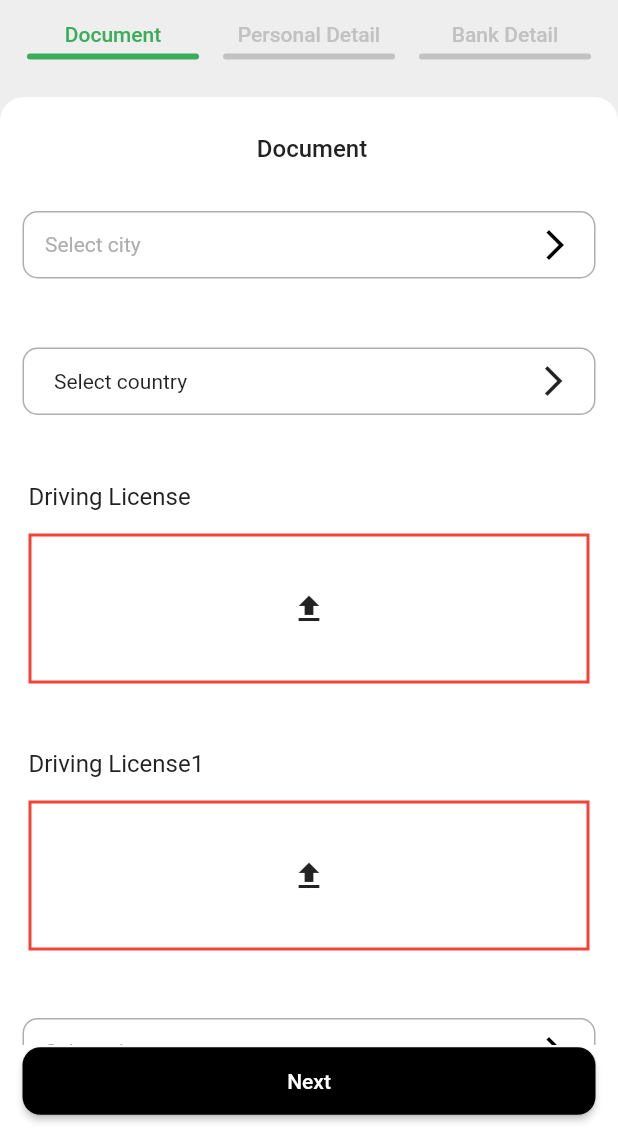
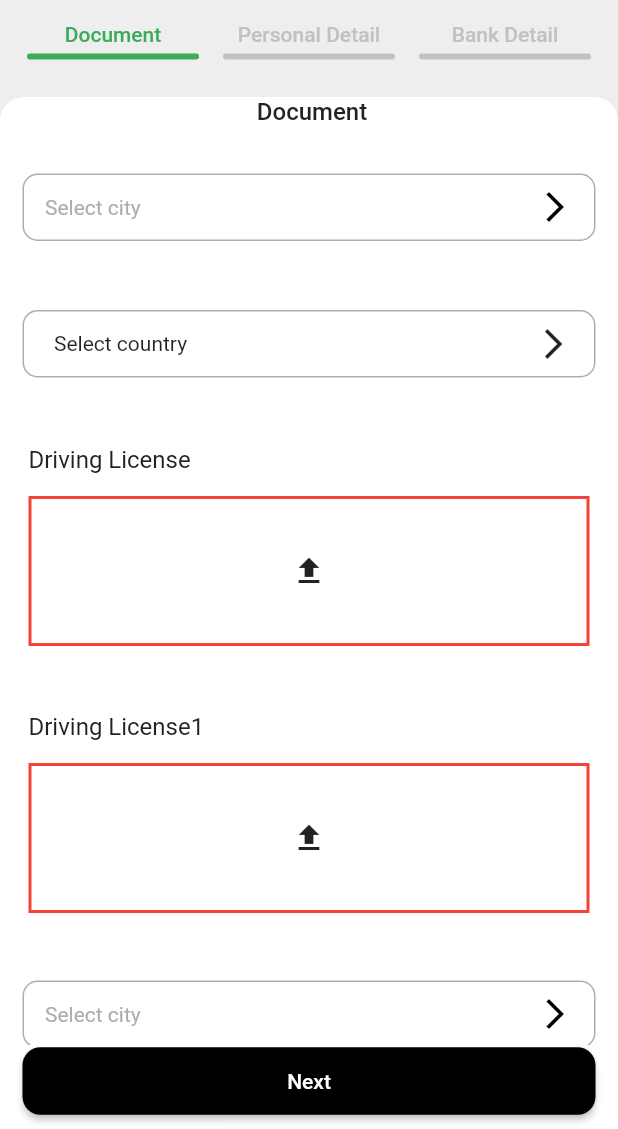
Before and after one commit to dexbytes/dynamic_multi_step_form, a Flutter app: the screen it shows after launch, after a tap on "Get Data", on a phone screen of 412 x 824 dp, the part 107-1236 px from its top. Run offline on Flutter 3.47's test engine with Material 2 defaults, Android fonts, the phone set to English and light mode, and no system bars; our stand-ins replace cached_network_image, country_code_picker, shared_preferences; missing offline and left inert: images_picker; network calls fail.

Commit message:
fix issues

```diff
--- a/lib/src/screen/dynamic_form.dart
+++ b/lib/src/screen/dynamic_form.dart
@@ -22,7 +22,7 @@ class DynamicForm extends StatefulWidget {
       this.showIndicator = true,
       required this.finalSubmitCallBack,
       this.currentStepCallBack,
-      this.formPadding = const EdgeInsets.only(left: 15, right: 15, top: 25),
+      this.formPadding = const EdgeInsets.only(left: 15, right: 15, top: 0),
       this.formIndicatorPadding =
           const EdgeInsets.only(left: 10, right: 10, bottom: 15, top: 15)})
       : super(key: dynamicFormKey);
```
